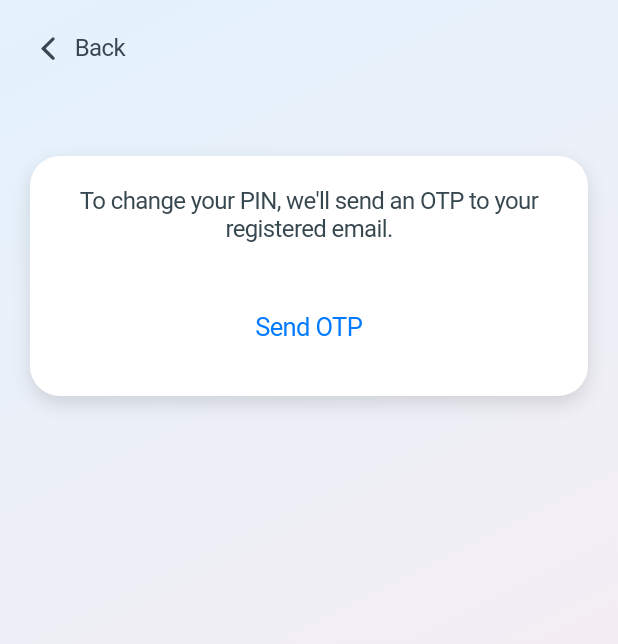
After one commit to beyonce-ama/banking_app, a Flutter app: the SettingsPage screen opened directly, after a tap on "Change PIN", on a phone screen of 412 x 824 dp. The commit adds this screen. Shown: the top 644 px of the screen. Run offline on Flutter 3.47's test engine with Material 3 defaults, Android fonts, the phone set to English and light mode, and no system bars.

Commit message:
settings

```diff
--- a/lib/dashboard_screen.dart
+++ b/lib/dashboard_screen.dart
@@ -1,10 +1,11 @@
-import 'package:bankapp/login_screen.dart';
+import 'login_screen.dart';
 import 'package:flutter/cupertino.dart';
 import 'package:flutter/material.dart';
 import 'home_screen.dart';
 import 'transfer_screen.dart';
 import 'pay_bills_screen.dart';
 import 'cards_screen.dart';
+import 'settings_screen.dart';
 
 void main() {
   runApp(const BankingApp());
@@ -41,6 +42,7 @@ class _DashboardScreenState extends State<DashboardScreen> {
       TransferPage(),
       BillsPaymentPage(),
       CardDetailsPage(),
+       SettingsPage(),
     ];
   }
   void _onItemTapped(int index) {
--- /dev/null
+++ b/lib/settings_screen.dart
@@ -0,0 +1,511 @@
+import 'package:flutter/cupertino.dart';
+import 'package:flutter/material.dart';
+import 'login_screen.dart';
+
+class SettingsPage extends StatelessWidget {
+  const SettingsPage({super.key});
+
+
+void logout(BuildContext context) {
+  Navigator.of(context).pushAndRemoveUntil(
+    MaterialPageRoute(builder: (context) => LoginScreen()),
+    (Route<dynamic> route) => false,
+  );
+}
+
+  @override
+  Widget build(BuildContext context) {
+    return CupertinoPageScaffold(
+      child: Container(
+        width: double.infinity,
+        decoration: const BoxDecoration(
+          gradient: LinearGradient(
+            colors: [
+              Color(0xFFE3F2FD),
+              Color(0xFFFFEBEE),
+            ],
+            begin: Alignment.topLeft,
+            end: Alignment.bottomRight,
+          ),
+        ),
+        child: SafeArea(
+          child: Padding(
+            padding: const EdgeInsets.all(20.0),
+            child: Column(
+              crossAxisAlignment: CrossAxisAlignment.start,
+              children: [
+                const Text(
+                  'Settings',
+                  style: TextStyle(
+                    fontSize: 28,
+                    fontWeight: FontWeight.bold,
+                    color: Color(0xFF37474F),
+                  ),
+                ),
+                const SizedBox(height: 10),
+                const Text(
+                  'Manage your preferences',
+                  style: TextStyle(
+                    fontSize: 16,
+                    color: Color(0xFF7C8C8D),
+                  ),
+                ),
+                const SizedBox(height: 30),
+
+                Expanded(
+                  child: ListView(
+                    children: [
+                      _buildSectionTitle('Account Settings'),
+                      _buildListTile(
+                        title: 'Change PIN',
+                        icon: CupertinoIcons.lock,
+                        onTap: () {
+                          Navigator.push(
+                            context,
+                            CupertinoPageRoute(builder: (context) =>  ChangePinPage()),
+                          );
+                        },
+                      ),
+
+                      // _buildListTile(
+                      //   title: 'Change Password',
+                      //   icon: CupertinoIcons.lock_circle,
+                      //   onTap: () {
+                      //     // Change Password functionality
+                      //   },
+                      // ),
+                      const Divider(),
+
+                      // // Section: Preferences
+                      // _buildSectionTitle('Preferences'),
+                      // _buildListTile(
+                      //   title: 'Notification Settings',
+                      //   icon: CupertinoIcons.bell,
+                      //   onTap: () {
+                      //     // Notification settings functionality
+                      //   },
+                      // ),
+                      // _buildListTile(
+                      //   title: 'Language',
+                      //   icon: CupertinoIcons.globe,
+                      //   onTap: () {
+                      //     // Language settings functionality
+                      //   },
+                      // ),
+                      // const Divider(),
+
+                      // Section: Logout
+                      _buildSectionTitle('Logout'),
+                      _buildListTile(
+                        title: 'Log Out',
+                        icon: CupertinoIcons.power,
+                        iconColor: Colors.red.shade700,
+                       onTap: () {
+                        logout(context);
+                      },
+                      ),
+                    ],
+                  ),
+                ),
+              ],
+            ),
+          ),
+        ),
+      ),
+    );
+  }
+
+  // Helper method to build section titles
+  Widget _buildSectionTitle(String title) {
+    return Padding(
+      padding: const EdgeInsets.symmetric(vertical: 10),
+      child: Text(
+        title,
+        style: const TextStyle(
+          fontSize: 20,
+          fontWeight: FontWeight.bold,
+          color: Color(0xFF37474F),
+        ),
+      ),
+    );
+  }
+
+  // Helper method to build individual ListTiles
+  Widget _buildListTile({
+    required String title,
+    required IconData icon,
+    Color? iconColor,
+    required Function onTap,
+  }) {
+    return CupertinoListTile(
+      leading: Icon(
+        icon,
+        color: iconColor ?? CupertinoColors.activeBlue,
+      ),
+      title: Text(title, style: TextStyle(
+          fontSize: 18,
+          color: Color(0xFF37474F),
+        ),),
+      trailing: const Icon(CupertinoIcons.chevron_forward),
+      onTap: () => onTap(),
+    );
+  }
+}
+
+class ChangePinPage extends StatefulWidget {
+  const ChangePinPage({super.key});
+
+  @override
+  _ChangePinPageState createState() => _ChangePinPageState();
+}
+
+class _ChangePinPageState extends State<ChangePinPage> {
+  bool _isLoading = false;
+  String? _message;
+  bool _isSuccess = false;
+
+
+ @override
+Widget build(BuildContext context) {
+  return CupertinoPageScaffold(
+    child: Container(
+      width: double.infinity,
+      decoration: const BoxDecoration(
+        gradient: LinearGradient(
+          colors: [
+            Color(0xFFE3F2FD),
+            Color(0xFFFFEBEE),
+          ],
+          begin: Alignment.topLeft,
+          end: Alignment.bottomRight,
+        ),
+      ),
+      child: SafeArea(
+        child: Padding(
+          padding: const EdgeInsets.all(20.0),
+          child: Column(
+            crossAxisAlignment: CrossAxisAlignment.start,
+            children: [
+              GestureDetector(
+                onTap: () => Navigator.pop(context),
+                child: const Row(
+                  mainAxisSize: MainAxisSize.min,
+                  children: [
+                    Icon(CupertinoIcons.back, color: Color(0xFF37474F)),
+                    SizedBox(width: 6),
+                    Text(
+                      'Back',
+                      style: TextStyle(
+                        fontSize: 16,
+                        color: Color(0xFF37474F),
+                      ),
+                    ),
+                  ],
+                ),
+              ),
+              const SizedBox(height: 60),
+              Container(
+                padding: const EdgeInsets.all(20),
+                decoration: BoxDecoration(
+                  color: CupertinoColors.white,
+                  borderRadius: BorderRadius.circular(20),
+                  boxShadow: [
+                    BoxShadow(
+                      color: Colors.black12,
+                      blurRadius: 10,
+                      offset: Offset(0, 5),
+                    ),
+                  ],
+                ),
+                child: Column(
+                  children: [
+                    if (_message != null)
+                      Container(
+                        margin: const EdgeInsets.only(bottom: 20),
+                        padding: const EdgeInsets.all(12),
+                        decoration: BoxDecoration(
+                          color: _isSuccess ? Colors.green[100] : Colors.red[100],
+                          borderRadius: BorderRadius.circular(12),
+                        ),
+                        child: Row(
+                          children: [
+                            Icon(
+                              _isSuccess ? Icons.check_circle : Icons.error,
+                              color: _isSuccess ? Colors.green : Colors.red,
+                            ),
+                            const SizedBox(width: 10),
+                            Expanded(
+                              child: Text(
+                                _message!,
+                                style: TextStyle(
+                                  color: _isSuccess ? Colors.green[800] : Colors.red[800],
+                                  fontWeight: FontWeight.w500,
+                                ),
+                              ),
+                            ),
+                          ],
+                        ),
+                      ),
+
+                    const Text(
+                      "To change your PIN, we'll send an OTP to your registered email.",
+                      style: TextStyle(
+                        color: Color(0xFF37474F),
+                        fontSize: 16,
+                      ),
+                      textAlign: TextAlign.center,
+                    ),
+                    const SizedBox(height: 30),
+                    CupertinoButton(
+                    onPressed: () {  },
+                    child: _isLoading
+                      ? Container(
+                          padding: const EdgeInsets.symmetric(vertical: 8, horizontal: 20),
+                          decoration: BoxDecoration(
+                            color: CupertinoColors.systemGrey5,
+                            borderRadius: BorderRadius.circular(20),
+                          ),
+                          child: const Row(
+                            mainAxisSize: MainAxisSize.min,
+                            children: [
+                              CupertinoActivityIndicator(color: Color(0xFF37474F)),
+                              SizedBox(width: 10),
+                              Text(
+                                'Sending...',
+                                style: TextStyle(
+                                  color: Color(0xFF37474F),
+                                  fontWeight: FontWeight.w600,
+                                ),
+                              ),
+                            ],
+                          ),
+                        )
+                      : const Text('Send OTP'),
+
+                    ),
+                  ],
+                ),
+              ),
+            ],
+          ),
+        ),
+      ),
+    ),
+  );
+}
+}
+
+
+class VerifyOtpPage extends StatefulWidget {
+  final String accountId;
+
+  const VerifyOtpPage({super.key, required this.accountId});
+
+  @override
+  _VerifyOtpPageState createState() => _VerifyOtpPageState();
+}
+
+class _VerifyOtpPageState extends State<VerifyOtpPage> {
+  final TextEditingController _otpController = TextEditingController();
+  final TextEditingController _newPinController = TextEditingController();
+  bool _isLoading = false;
+  String? _message;
+  bool _isSuccess = false;
+bool _obscurePin = true;
+
+@override
+Widget build(BuildContext context) {
+  return CupertinoPageScaffold(
+    child: Container(
+      width: double.infinity,
+      decoration: const BoxDecoration(
+        gradient: LinearGradient(
+          colors: [
+            Color(0xFFE3F2FD),
+            Color(0xFFFFEBEE),
+          ],
+          begin: Alignment.topLeft,
+          end: Alignment.bottomRight,
+        ),
+      ),
+      child: SafeArea(
+        child: Padding(
+          padding: const EdgeInsets.all(20.0),
+          child: Column(
+            crossAxisAlignment: CrossAxisAlignment.start,
+            children: [
+              GestureDetector(
+                onTap: () => Navigator.pop(context),
+                child: const Row(
+                  mainAxisSize: MainAxisSize.min,
+                  children: [
+                    Icon(CupertinoIcons.back, color: Color(0xFF37474F)),
+                    SizedBox(width: 6),
+                    Text(
+                      'Back',
+                      style: TextStyle(
+                        fontSize: 16,
+                        color: Color(0xFF37474F),
+                      ),
+                    ),
+                  ],
+                ),
+              ),
+              const SizedBox(height: 30),
+              if (_message != null)
+                Container(
+                  margin: const EdgeInsets.only(bottom: 20),
+                  padding: const EdgeInsets.all(12),
+                  decoration: BoxDecoration(
+                    color: _isSuccess ? Colors.green[100] : Colors.red[100],
+                    borderRadius: BorderRadius.circular(12),
+                  ),
+                  child: Row(
+                    children: [
+                      Icon(
+                        _isSuccess ? Icons.check_circle : Icons.error,
+                        color: _isSuccess ? Colors.green : Colors.red,
+                      ),
+                      const SizedBox(width: 10),
+                      Expanded(
+                        child: Text(
+                          _message!,
+                          style: TextStyle(
+                            color: _isSuccess ? Colors.green[800] : Colors.red[800],
+                            fontWeight: FontWeight.w500,
+                          ),
+                        ),
+                      ),
+                    ],
+                  ),
+                ),
+
+              const Text(
+                "Verify OTP",
+                style: TextStyle(
+                  fontSize: 24,
+                  fontWeight: FontWeight.bold,
+                  color: Color(0xFF37474F),
+                ),
+              ),
+              const SizedBox(height: 10),
+              const Text(
+                "Please enter the OTP sent to your email and set your new PIN.",
+                style: TextStyle(
+                  fontSize: 16,
+                  color: Color(0xFF607D8B),
+                ),
+              ),
+              const SizedBox(height: 30),
+              Container(
+                padding: const EdgeInsets.all(20),
+
+                child: Column(
+                   crossAxisAlignment: CrossAxisAlignment.start,
+                  children: [
+                    Text(
+                      'OTP',
+                      style: const TextStyle(
+                        fontSize: 16,
+                        color: Colors.black,
+                      ),
+                    ),
+                     const SizedBox(height: 10),
+                    CupertinoTextField(
+                      controller: _otpController,
+                      placeholder: 'Enter OTP',
+                      keyboardType: TextInputType.number,
+                      padding: const EdgeInsets.symmetric(horizontal: 16, vertical: 14),
+                      decoration: BoxDecoration(
+                        color: Color(0xFFF0F4F8), // very light blue-gray background
+                        borderRadius: BorderRadius.circular(16),
+                        boxShadow: const [
+                          BoxShadow(
+                            color: Colors.black12,
+                            blurRadius: 10,
+                            offset: Offset(0, 3),
+                          ),
+                        ],
+                      ),
+                      style: const TextStyle(
+                        color: Color(0xFF37474F),
+                        fontSize: 16,
+                      ),
+                      placeholderStyle: const TextStyle(
+                        color: Color(0xFF9E9E9E),
+                      ),
+                    ),
+                    const SizedBox(height: 20),
+                    Text(
+                      'New Pin',
+                      style: const TextStyle(
+                        fontSize: 16,
+                        color: Colors.black,
+                      ),
+                    ),
+                     const SizedBox(height: 10),
+
+                   Stack(
+                    alignment: Alignment.centerRight,
+                    children: [
+                      CupertinoTextField(
+                        controller: _newPinController,
+                        placeholder: 'Enter New PIN',
+                        keyboardType: TextInputType.number,
+                        obscureText: _obscurePin,
+                        padding: const EdgeInsets.symmetric(horizontal: 16, vertical: 14),
+                        decoration: BoxDecoration(
+                          color: const Color(0xFFF0F4F8),
+                          borderRadius: BorderRadius.circular(16),
+                          boxShadow: const [
+                            BoxShadow(
+                              color: Colors.black12,
+                              blurRadius: 10,
+                              offset: Offset(0, 3),
+                            ),
+                          ],
+                        ),
+                        style: const TextStyle(
+                          color: Color(0xFF37474F),
+                          fontSize: 16,
+                        ),
+                        placeholderStyle: const TextStyle(
+                          color: Color(0xFF9E9E9E),
+                        ),
+                      ),
+                      Padding(
+                        padding: const EdgeInsets.only(right: 16),
+                        child: GestureDetector(
+                          onTap: () {
+                            setState(() {
+                              _obscurePin = !_obscurePin;
+                            });
+                          },
+                          child: Icon(
+                            _obscurePin ? CupertinoIcons.eye_slash : CupertinoIcons.eye,
+                            color: const Color(0xFF607D8B),
+                          ),
+                        ),
+                      ),
+                    ],
+                  ),
+
+                    const SizedBox(height: 30),
+                    CupertinoButton.filled(
+                      onPressed: () {  },
+                      child: _isLoading
+                          ? const CupertinoActivityIndicator()
+                          : const Text('Change PIN'),
+                    ),
+                  ],
+                ),
+              ),
+            ],
+          ),
+        ),
+      ),
+    ),
+  );
+}
+
+}
```
